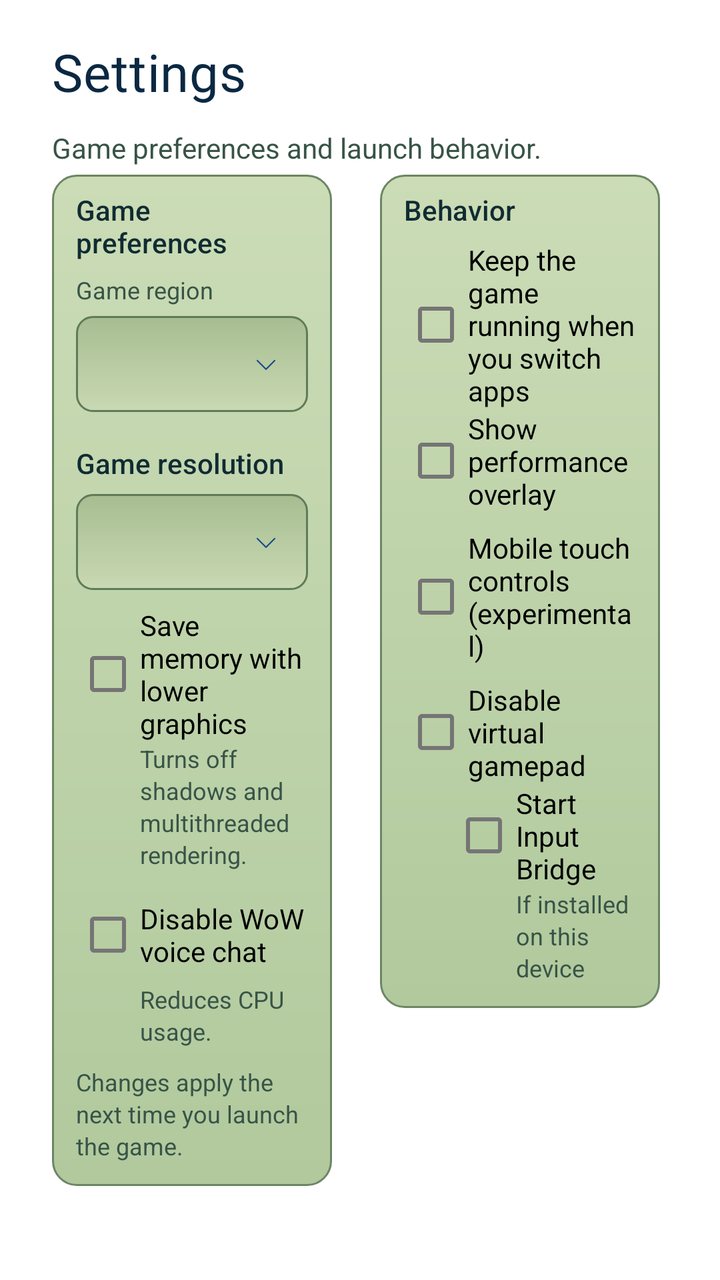
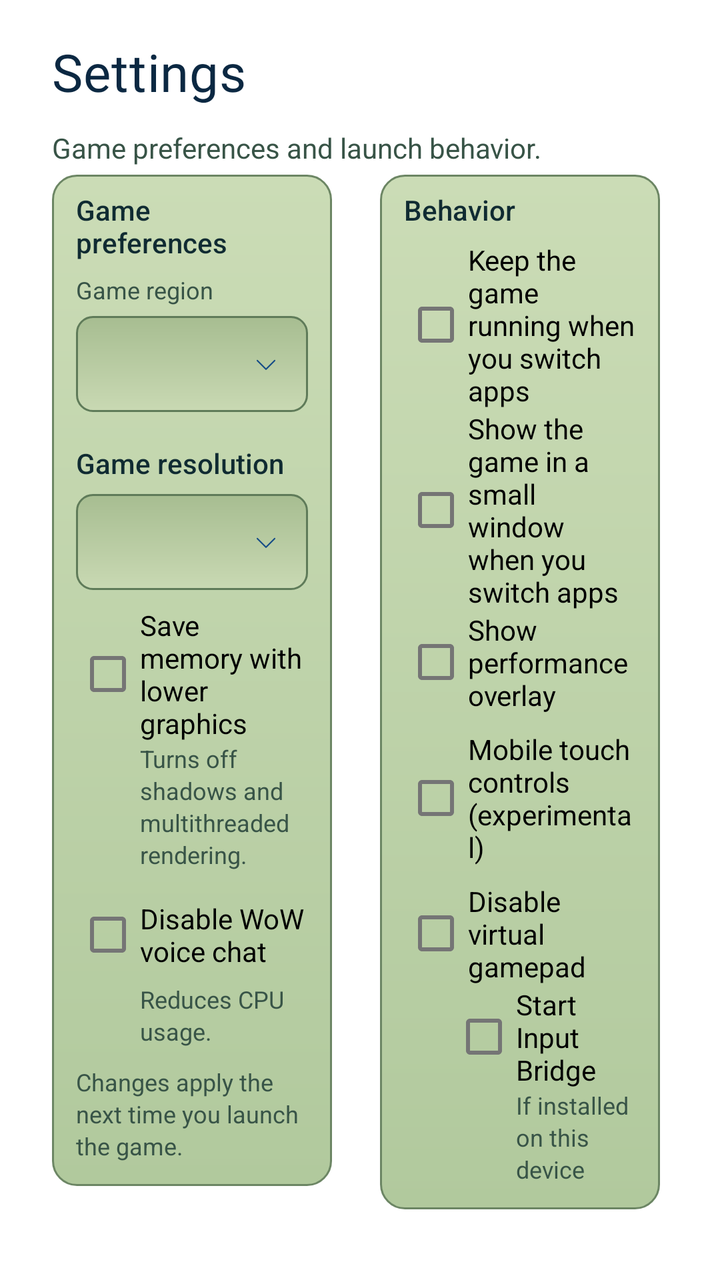

An Android layout rendered at two revisions. The XML below is the earlier revision; the diff shows what the commit changed to produce the second picture.
<!-- AndroidManifest.xml: fallback theme Theme.MaterialComponents.DayNight.NoActionBar -->
<!-- res/layout/fragment_wehavephones_settings.xml -->
<?xml version="1.0" encoding="utf-8"?>
<ScrollView
    xmlns:android="http://schemas.android.com/apk/res/android"
    android:layout_width="match_parent"
    android:layout_height="match_parent"
    android:scrollbars="vertical"
    android:scrollbarStyle="insideInset">
    <LinearLayout
        android:layout_width="match_parent"
        android:layout_height="wrap_content"
        android:orientation="vertical"
        android:paddingLeft="26dp"
        android:paddingRight="26dp"
        android:paddingTop="22dp"
        android:paddingBottom="12dp">
        <TextView
            style="@style/WeHavePhonesScreenTitle"
            android:text="@string/wehavephones_settings_title"
            android:textColor="@color/wehavephones_text_title"
            android:textSize="26sp" />
        <TextView
            style="@style/WeHavePhonesHint"
            android:layout_marginTop="6dp"
            android:text="@string/wehavephones_settings_intro"
            android:textSize="14sp" />
        <LinearLayout
            android:layout_width="match_parent"
            android:layout_height="wrap_content"
            android:orientation="horizontal"
            android:baselineAligned="false"
            android:layout_marginTop="4dp">
            <LinearLayout
                android:layout_width="0dp"
                android:layout_height="wrap_content"
                android:layout_weight="1"
                android:layout_marginRight="12dp"
                android:orientation="vertical"
                android:background="@drawable/wehavephones_card_background"
                android:paddingLeft="12dp"
                android:paddingRight="12dp"
                android:paddingTop="8dp"
                android:paddingBottom="12dp">
                <TextView
                    style="@style/WeHavePhonesSectionLabel"
                    android:layout_marginTop="0dp"
                    android:text="@string/wehavephones_settings_game_preferences" />
                <TextView
                    style="@style/WeHavePhonesHint"
                    android:text="@string/wehavephones_setup_region"
                    android:layout_marginBottom="5dp" />
                <Spinner
                    android:id="@+id/SPSettingsRegion"
                    android:layout_width="match_parent"
                    android:layout_height="48dp"
                    android:background="@drawable/wehavephones_dropdown"
                    android:contentDescription="@string/wehavephones_setup_region" />
                <TextView
                    style="@style/WeHavePhonesSectionLabel"
                    android:text="@string/wehavephones_settings_resolution_title" />
                <Spinner
                    android:id="@+id/SPGameResolution"
                    android:layout_width="match_parent"
                    android:layout_height="48dp"
                    android:background="@drawable/wehavephones_dropdown"
                    android:contentDescription="@string/wehavephones_settings_resolution_title" />
                <CheckBox
                    android:id="@+id/CBSaveMemory"
                    android:layout_width="match_parent"
                    android:layout_height="wrap_content"
                    android:layout_marginTop="8dp"
                    android:text="@string/wehavephones_settings_save_memory" />
                <TextView
                    style="@style/WeHavePhonesHint"
                    android:layout_marginLeft="32dp"
                    android:text="@string/wehavephones_settings_save_memory_hint" />
                <CheckBox
                    android:id="@+id/CBDisableWowVoiceChat"
                    android:layout_width="match_parent"
                    android:layout_height="wrap_content"
                    android:layout_marginTop="8dp"
                    android:text="@string/wehavephones_settings_disable_wow_voice_chat" />
                <TextView
                    style="@style/WeHavePhonesHint"
                    android:layout_marginLeft="32dp"
                    android:text="@string/wehavephones_settings_disable_wow_voice_chat_hint" />
                <TextView
                    style="@style/WeHavePhonesHint"
                    android:layout_marginTop="9dp"
                    android:text="@string/wehavephones_settings_region_hint" />
            </LinearLayout>
            <LinearLayout
                android:layout_width="0dp"
                android:layout_height="wrap_content"
                android:layout_weight="1"
                android:layout_marginLeft="12dp"
                android:orientation="vertical"
                android:background="@drawable/wehavephones_card_background"
                android:paddingLeft="12dp"
                android:paddingRight="12dp"
                android:paddingTop="8dp"
                android:paddingBottom="12dp">
                <TextView
                    style="@style/WeHavePhonesSectionLabel"
                    android:layout_marginTop="0dp"
                    android:text="@string/wehavephones_settings_behavior_title" />
                <CheckBox
                    android:id="@+id/CBKeepRunningInBackground"
                    android:layout_width="match_parent"
                    android:layout_height="wrap_content"
                    android:text="@string/wehavephones_settings_keep_running" />
                <CheckBox
                    android:id="@+id/CBPerformanceOverlay"
                    android:layout_width="match_parent"
                    android:layout_height="wrap_content"
                    android:text="@string/wehavephones_settings_performance_overlay" />
                <CheckBox
                    android:id="@+id/CBMobileTouch"
                    android:layout_width="match_parent"
                    android:layout_height="wrap_content"
                    android:layout_marginTop="8dp"
                    android:text="@string/wehavephones_settings_mobile_touch" />
                <CheckBox
                    android:id="@+id/CBDisableVirtualGamepad"
                    android:layout_width="match_parent"
                    android:layout_height="wrap_content"
                    android:layout_marginTop="8dp"
                    android:text="@string/wehavephones_settings_disable_virtual_gamepad" />
                <CheckBox
                    android:id="@+id/CBStartInputBridge"
                    android:layout_width="match_parent"
                    android:layout_height="wrap_content"
                    android:layout_marginLeft="24dp"
                    android:text="@string/wehavephones_settings_input_bridge" />
                <TextView
                    style="@style/WeHavePhonesHint"
                    android:layout_marginLeft="56dp"
                    android:text="@string/wehavephones_settings_input_bridge_hint" />
            </LinearLayout>
        </LinearLayout>
    </LinearLayout>
</ScrollView>
<!-- resources referenced by this layout -->
<resources>
  <color name="wehavephones_text_title">#0B2842</color>
  <!-- drawable wehavephones_dropdown (drawable) -->
  <?xml version="1.0" encoding="utf-8"?>
  <layer-list
      xmlns:android="http://schemas.android.com/apk/res/android">
      <item
          android:drawable="@drawable/wehavephones_field" />
      <item
          android:drawable="@drawable/wehavephones_ic_chevron_down"
          android:gravity="end|center_vertical"
          android:right="14dp" />
  </layer-list>
  <string name="wehavephones_settings_behavior_title">Behavior</string>
  <string name="wehavephones_settings_disable_virtual_gamepad">Disable virtual gamepad</string>
  <string name="wehavephones_settings_disable_wow_voice_chat">Disable WoW voice chat</string>
  <string name="wehavephones_settings_disable_wow_voice_chat_hint">Reduces CPU usage.</string>
  <string name="wehavephones_settings_game_preferences">Game preferences</string>
  <string name="wehavephones_settings_input_bridge">Start Input Bridge</string>
  <string name="wehavephones_settings_input_bridge_hint">If installed on this device</string>
  <string name="wehavephones_settings_intro">Game preferences and launch behavior.</string>
  <string name="wehavephones_settings_keep_running">Keep the game running when you switch apps</string>
  <string name="wehavephones_settings_mobile_touch">Mobile touch controls (experimental)</string>
  <string name="wehavephones_settings_performance_overlay">Show performance overlay</string>
  <string name="wehavephones_settings_region_hint">Changes apply the next time you launch the game.</string>
  <string name="wehavephones_settings_resolution_title">Game resolution</string>
  <string name="wehavephones_settings_save_memory">Save memory with lower graphics</string>
  <string name="wehavephones_settings_save_memory_hint">Turns off shadows and multithreaded rendering.</string>
  <string name="wehavephones_settings_title">Settings</string>
  <string name="wehavephones_setup_region">Game region</string>
  <style name="WeHavePhonesHint">
          <item name="android:layout_width">match_parent</item>
          <item name="android:layout_height">wrap_content</item>
          <item name="android:textColor">@color/wehavephones_text_dim</item>
          <item name="android:textSize">12sp</item>
          <item name="android:lineSpacingExtra">2dp</item>
      </style>
  <style name="WeHavePhonesScreenTitle" parent="WeHavePhonesHeader">
          <item name="android:gravity">start</item>
          <item name="android:textSize">26sp</item>
          <item name="android:layout_marginBottom">6dp</item>
          <item name="android:letterSpacing">0.01</item>
      </style>
  <!-- drawable wehavephones_field (drawable) -->
  <?xml version="1.0" encoding="utf-8"?>
  <shape
      xmlns:android="http://schemas.android.com/apk/res/android"
      android:shape="rectangle">
      <corners
          android:radius="8dp" />
      <gradient
          android:angle="270"
          android:startColor="#A7BD91"
          android:endColor="#C9D9B3" />
      <stroke
          android:width="1dp"
          android:color="#5F7B59" />
  </shape>
  <color name="wehavephones_text_dim">#385447</color>
  <style name="WeHavePhonesHeader">
          <item name="android:layout_width">match_parent</item>
          <item name="android:layout_height">wrap_content</item>
          <item name="android:fontFamily">@font/wehavephones_lcd</item>
          <item name="android:textColor">@color/wehavephones_text_title</item>
          <item name="android:textSize">28sp</item>
          <item name="android:includeFontPadding">false</item>
      </style>
  <color name="wehavephones_text">#102B32</color>
  <color name="wehavephones_accent">#164C87</color>
  <!-- unchanged entries left out for length: 3 -->
</resources>

<!-- the commit's change to res/layout/fragment_wehavephones_settings.xml (unified diff, before → after) -->
@@ -109,6 +109,11 @@
                     android:layout_height="wrap_content"
                     android:text="@string/wehavephones_settings_keep_running" />
                 <CheckBox
+                    android:id="@+id/CBPictureInPicture"
+                    android:layout_width="match_parent"
+                    android:layout_height="wrap_content"
+                    android:text="@string/wehavephones_settings_picture_in_picture" />
+                <CheckBox
                     android:id="@+id/CBPerformanceOverlay"
                     android:layout_width="match_parent"
                     android:layout_height="wrap_content"
<!-- resource entries referenced after the edit -->
@@ -23,6 +23,7 @@
   <string name="wehavephones_settings_keep_running">Keep the game running when you switch apps</string>
   <string name="wehavephones_settings_mobile_touch">Mobile touch controls (experimental)</string>
   <string name="wehavephones_settings_performance_overlay">Show performance overlay</string>
+  <string name="wehavephones_settings_picture_in_picture">Show the game in a small window when you switch apps</string>
   <string name="wehavephones_settings_region_hint">Changes apply the next time you launch the game.</string>
   <string name="wehavephones_settings_resolution_title">Game resolution</string>
   <string name="wehavephones_settings_save_memory">Save memory with lower graphics</string>
